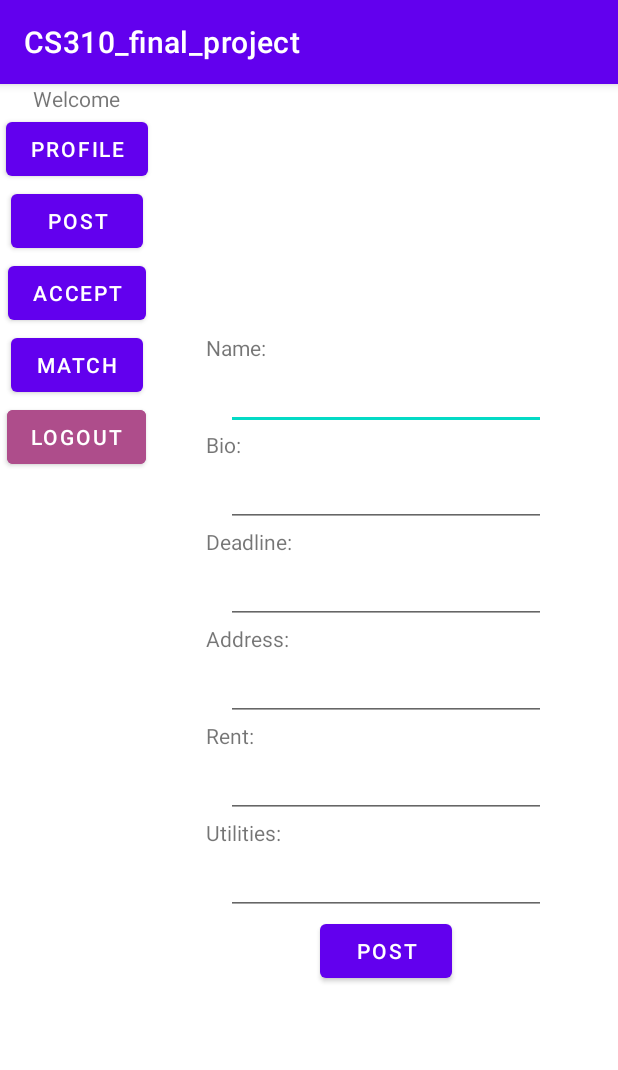
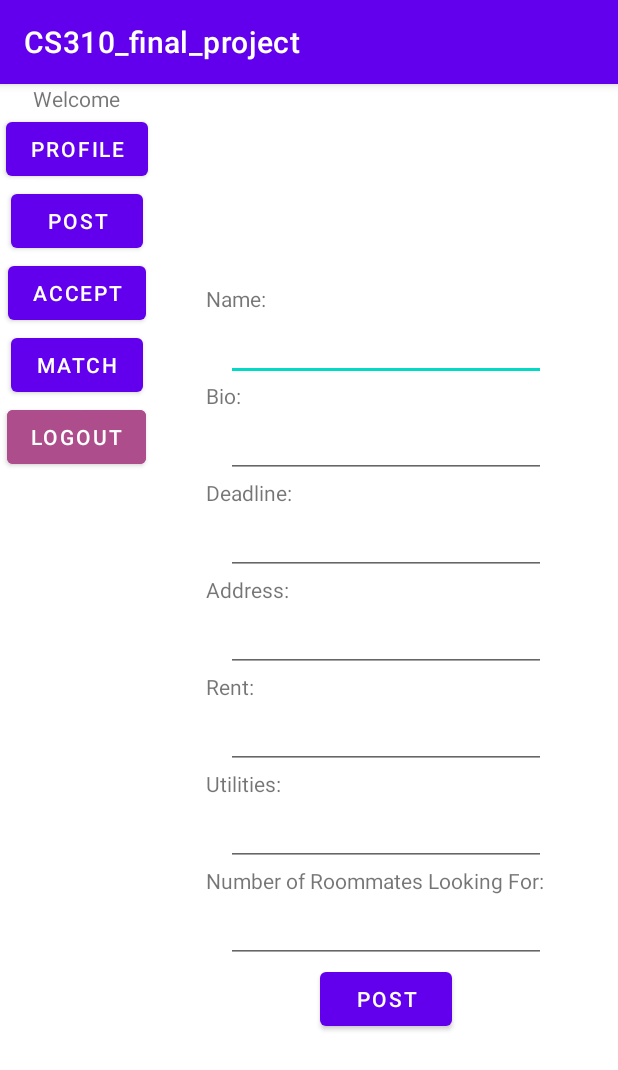
Before and after one commit to cyoulim/CSCI310_final_project, an Android app: the MainActivity screen opened directly, with no data from a screen before it, on a phone screen of 412 x 824 dp. Shown: the top 1070 px of the screen. Run offline under Robolectric (Android 15) with nearby library versions, the phone set to English and light mode, and no system bars; our stand-ins replace Firebase (no records; nobody signed in at launch, a user with empty details on screens opened directly).

Commit message:
limiting number of matched individuals to amount of roommates needed

```diff
--- a/app/src/main/java/com/example/csci310_final_project/MatchActivity.java
+++ b/app/src/main/java/com/example/csci310_final_project/MatchActivity.java
@@ -118,8 +118,11 @@ public class MatchActivity extends AppCompatActivity {
 
                 Button button = new Button(this);
                 ArrayList<String> matched = (ArrayList<String>) document.get("matched");
+                int roommates = Integer.parseInt(document.get("roommates").toString());
                 if (matched != null && matched.contains(userId)) {
                     button.setText("unmatch");
+                } else if (matched != null && matched.size() >= roommates) {
+                        button.setText("invitation full, cannot match!");
                 } else {
                     button.setText("match!");
                 }
@@ -136,6 +139,8 @@ public class MatchActivity extends AppCompatActivity {
                             // add user to matched under invitation
                             DocumentReference ref = db.collection("invitation").document(invitationId);
                             ref.update("matched", FieldValue.arrayUnion(userId));
+                        } else if (button.getText().toString() == "invitation full, cannot match!") {
+
                         }
                     }
                 });
--- a/app/src/main/res/layout/activity_main.xml
+++ b/app/src/main/res/layout/activity_main.xml
@@ -154,6 +154,19 @@
                 android:inputType="textPersonName"
                 android:text="" />
 
+            <TextView android:id="@+id/text7"
+                android:layout_width="wrap_content"
+                android:layout_height="wrap_content"
+                android:ems="15"
+                android:text="Number of Roommates Looking For:" />
+            <EditText
+                android:id="@+id/roommates"
+                android:layout_width="wrap_content"
+                android:layout_height="wrap_content"
+                android:ems="10"
+                android:inputType="textPersonName"
+                android:text="" />
+
 
             <Button
                 android:id="@+id/buttonPost"
```
Also changed, not shown: app/src/main/java/com/example/csci310_final_project/MainActivity.java (+12 -4 lines), app/src/main/java/com/example/csci310_final_project/postValidator.java (+8 -0 lines).
